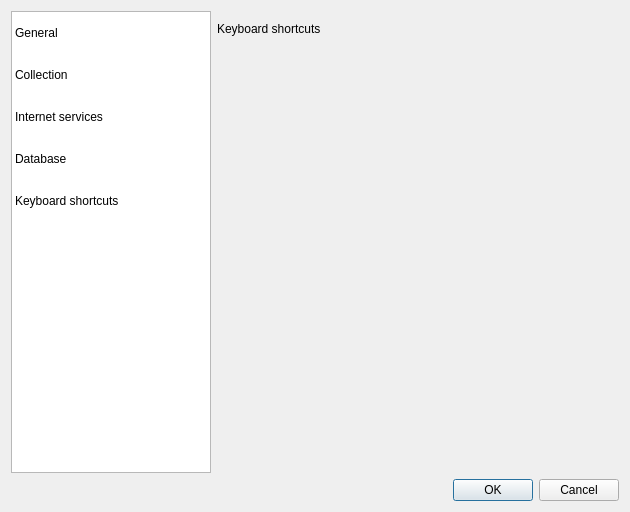
Above: src/settingsdialog.ui from sigsergv/ororok before the change. Below: the same form after it.
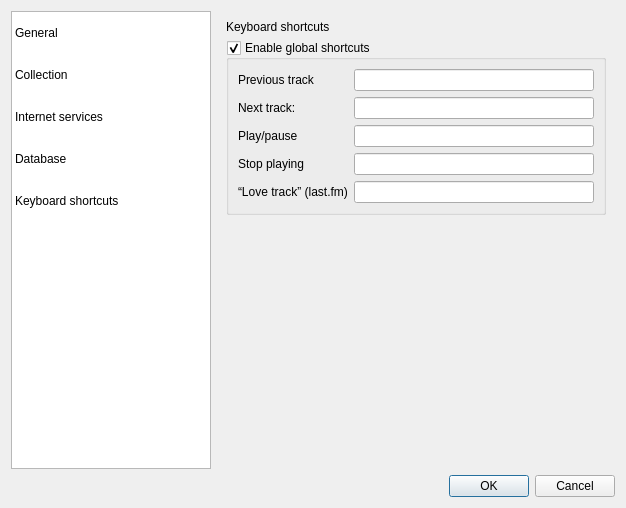
That is the form after the change. The open tabs and pages were chosen to show the change. Icons and pictures are not drawn. Custom widgets are drawn as their Qt base class.

Commit message: Added global shortcuts editing dialog.

```diff
--- a/src/settingsdialog.ui
+++ b/src/settingsdialog.ui
@@ -6,8 +6,8 @@
    <rect>
     <x>0</x>
     <y>0</y>
-    <width>630</width>
-    <height>512</height>
+    <width>626</width>
+    <height>508</height>
    </rect>
   </property>
   <property name="minimumSize">
@@ -379,19 +379,94 @@
         </widget>
        </widget>
        <widget class="QWidget" name="page_5">
-        <widget class="QLabel" name="label_4">
-         <property name="geometry">
-          <rect>
-           <x>0</x>
-           <y>10</y>
-           <width>251</width>
-           <height>16</height>
-          </rect>
-         </property>
-         <property name="text">
-          <string>Keyboard shortcuts</string>
-         </property>
-        </widget>
+        <layout class="QVBoxLayout" name="verticalLayout_4">
+         <item>
+          <widget class="QLabel" name="label_4">
+           <property name="text">
+            <string>Keyboard shortcuts</string>
+           </property>
+          </widget>
+         </item>
+         <item>
+          <widget class="QGroupBox" name="globalShortcutsGroup">
+           <property name="title">
+            <string>Enable global shortcuts</string>
+           </property>
+           <property name="checkable">
+            <bool>true</bool>
+           </property>
+           <layout class="QHBoxLayout" name="horizontalLayout_4">
+            <item>
+             <layout class="QFormLayout" name="formLayout">
+              <item row="0" column="0">
+               <widget class="QLabel" name="label_7">
+                <property name="text">
+                 <string>Previous track</string>
+                </property>
+               </widget>
+              </item>
+              <item row="0" column="1">
+               <widget class="ShortcutEdit" name="prevTrackShortcut"/>
+              </item>
+              <item row="1" column="0">
+               <widget class="QLabel" name="label_8">
+                <property name="text">
+                 <string>Next track:</string>
+                </property>
+               </widget>
+              </item>
+              <item row="1" column="1">
+               <widget class="ShortcutEdit" name="nextTrackShortcut"/>
+              </item>
+              <item row="2" column="0">
+               <widget class="QLabel" name="label_9">
+                <property name="text">
+                 <string>Play/pause</string>
+                </property>
+               </widget>
+              </item>
+              <item row="2" column="1">
+               <widget class="ShortcutEdit" name="playPauseShortcut"/>
+              </item>
+              <item row="3" column="0">
+               <widget class="QLabel" name="label_10">
+                <property name="text">
+                 <string>Stop playing</string>
+                </property>
+               </widget>
+              </item>
+              <item row="3" column="1">
+               <widget class="ShortcutEdit" name="stopShortcut"/>
+              </item>
+              <item row="4" column="0">
+               <widget class="QLabel" name="label_11">
+                <property name="text">
+                 <string>“Love track” (last.fm)</string>
+                </property>
+               </widget>
+              </item>
+              <item row="4" column="1">
+               <widget class="ShortcutEdit" name="lastfmLoveShortcut"/>
+              </item>
+             </layout>
+            </item>
+           </layout>
+          </widget>
+         </item>
+         <item>
+          <spacer name="verticalSpacer_2">
+           <property name="orientation">
+            <enum>Qt::Vertical</enum>
+           </property>
+           <property name="sizeHint" stdset="0">
+            <size>
+             <width>20</width>
+             <height>40</height>
+            </size>
+           </property>
+          </spacer>
+         </item>
+        </layout>
        </widget>
       </widget>
      </item>
@@ -409,6 +484,13 @@
    </item>
   </layout>
  </widget>
+ <customwidgets>
+  <customwidget>
+   <class>ShortcutEdit</class>
+   <extends>QLineEdit</extends>
+   <header>shortcutedit.h</header>
+  </customwidget>
+ </customwidgets>
  <resources>
   <include location="../resources/application.qrc"/>
  </resources>
```
Left out of the diff: 2 changed lines with no effect on the pictures. The commit also changes 8 other files.
